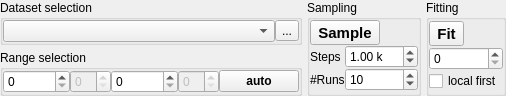
Fluorescence-Tools/chisurf, file chisurf/gui/widgets/fitting/fittingWidget.ui: the form before one commit.
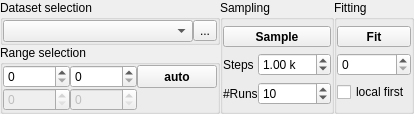
The form after the commit. Icons and pictures are not drawn.

Commit message: Refine `fittingWidget.ui` layout: adjust dimensions, update spacing logic, replace layouts, modify size policies, and improve widget configuration for enhanced usability.

```diff
--- a/chisurf/gui/widgets/fitting/fittingWidget.ui
+++ b/chisurf/gui/widgets/fitting/fittingWidget.ui
@@ -6,8 +6,8 @@
    <rect>
     <x>0</x>
     <y>0</y>
-    <width>435</width>
-    <height>85</height>
+    <width>356</width>
+    <height>93</height>
    </rect>
   </property>
   <property name="sizePolicy">
@@ -33,7 +33,7 @@
     <number>0</number>
    </property>
    <property name="spacing">
-    <number>5</number>
+    <number>0</number>
    </property>
    <item row="0" column="0">
     <widget class="QGroupBox" name="groupBox_3">
@@ -167,14 +167,13 @@
       <item row="0" column="1" colspan="2">
        <widget class="QToolButton" name="toolButton_4">
         <property name="sizePolicy">
-         <sizepolicy hsizetype="Fixed" vsizetype="Fixed">
+         <sizepolicy hsizetype="Minimum" vsizetype="Fixed">
           <horstretch>0</horstretch>
           <verstretch>0</verstretch>
          </sizepolicy>
         </property>
         <property name="font">
          <font>
-          <pointsize>11</pointsize>
           <weight>75</weight>
           <bold>true</bold>
          </font>
@@ -246,7 +245,7 @@
       <item row="0" column="1">
        <widget class="QToolButton" name="toolButton">
         <property name="sizePolicy">
-         <sizepolicy hsizetype="Fixed" vsizetype="Fixed">
+         <sizepolicy hsizetype="Minimum" vsizetype="Fixed">
           <horstretch>0</horstretch>
           <verstretch>0</verstretch>
          </sizepolicy>
@@ -254,7 +253,6 @@
         <property name="font">
          <font>
           <family>Arial</family>
-          <pointsize>11</pointsize>
           <weight>75</weight>
           <bold>true</bold>
          </font>
@@ -288,10 +286,7 @@
      <property name="title">
       <string>Range selection</string>
      </property>
-     <layout class="QHBoxLayout" name="horizontalLayout">
-      <property name="spacing">
-       <number>0</number>
-      </property>
+     <layout class="QGridLayout" name="gridLayout_5">
       <property name="leftMargin">
        <number>0</number>
       </property>
@@ -304,10 +299,26 @@
       <property name="bottomMargin">
        <number>0</number>
       </property>
-      <item>
+      <property name="spacing">
+       <number>0</number>
+      </property>
+      <item row="0" column="2">
+       <widget class="QSpinBox" name="spinBox">
+        <property name="sizePolicy">
+         <sizepolicy hsizetype="Minimum" vsizetype="Fixed">
+          <horstretch>0</horstretch>
+          <verstretch>0</verstretch>
+         </sizepolicy>
+        </property>
+        <property name="maximum">
+         <number>999999</number>
+        </property>
+       </widget>
+      </item>
+      <item row="0" column="0">
        <widget class="QSpinBox" name="spinBox_2">
         <property name="sizePolicy">
-         <sizepolicy hsizetype="Fixed" vsizetype="Fixed">
+         <sizepolicy hsizetype="Minimum" vsizetype="Fixed">
           <horstretch>0</horstretch>
           <verstretch>0</verstretch>
          </sizepolicy>
@@ -317,49 +328,36 @@
         </property>
        </widget>
       </item>
-      <item>
+      <item row="1" column="0">
        <widget class="QSpinBox" name="spinBox_4">
         <property name="enabled">
          <bool>false</bool>
         </property>
         <property name="sizePolicy">
-         <sizepolicy hsizetype="Fixed" vsizetype="Fixed">
+         <sizepolicy hsizetype="Minimum" vsizetype="Fixed">
           <horstretch>0</horstretch>
           <verstretch>0</verstretch>
          </sizepolicy>
         </property>
        </widget>
       </item>
-      <item>
-       <widget class="QSpinBox" name="spinBox">
-        <property name="sizePolicy">
-         <sizepolicy hsizetype="Fixed" vsizetype="Fixed">
-          <horstretch>0</horstretch>
-          <verstretch>0</verstretch>
-         </sizepolicy>
-        </property>
-        <property name="maximum">
-         <number>999999</number>
-        </property>
-       </widget>
-      </item>
-      <item>
+      <item row="1" column="2">
        <widget class="QSpinBox" name="spinBox_6">
         <property name="enabled">
          <bool>false</bool>
         </property>
         <property name="sizePolicy">
-         <sizepolicy hsizetype="Fixed" vsizetype="Fixed">
+         <sizepolicy hsizetype="Minimum" vsizetype="Fixed">
           <horstretch>0</horstretch>
           <verstretch>0</verstretch>
          </sizepolicy>
         </property>
        </widget>
       </item>
-      <item>
+      <item row="0" column="4">
        <widget class="QPushButton" name="toolButton_2">
         <property name="sizePolicy">
-         <sizepolicy hsizetype="Fixed" vsizetype="Fixed">
+         <sizepolicy hsizetype="Minimum" vsizetype="Minimum">
           <horstretch>0</horstretch>
           <verstretch>0</verstretch>
          </sizepolicy>
```
